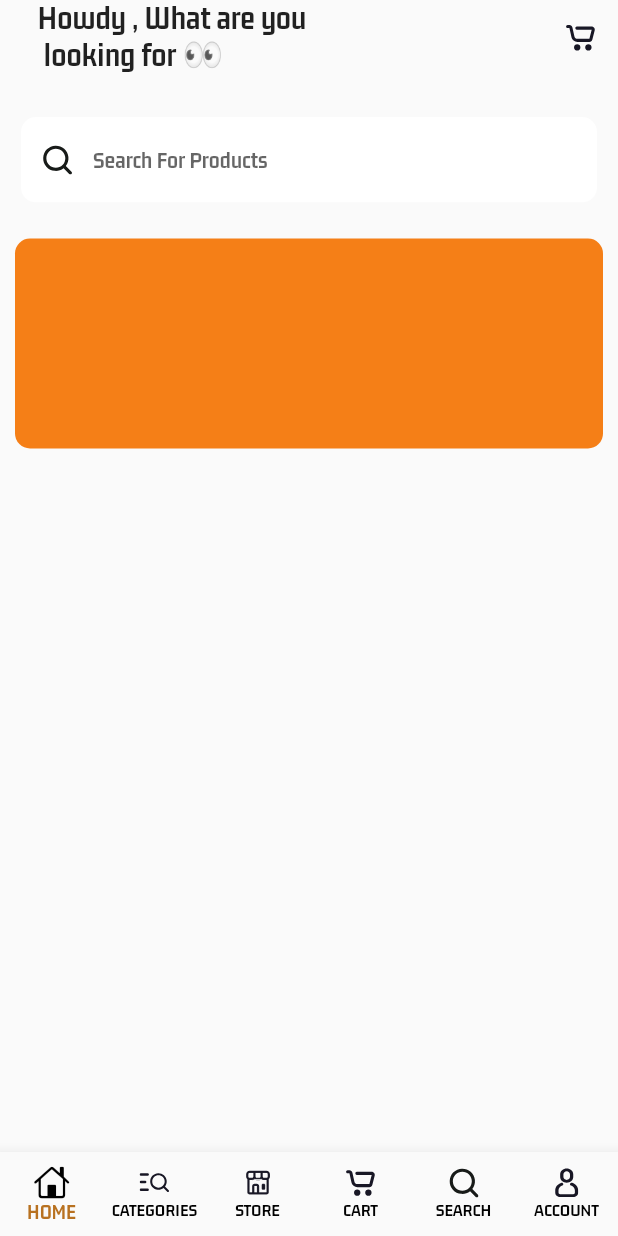
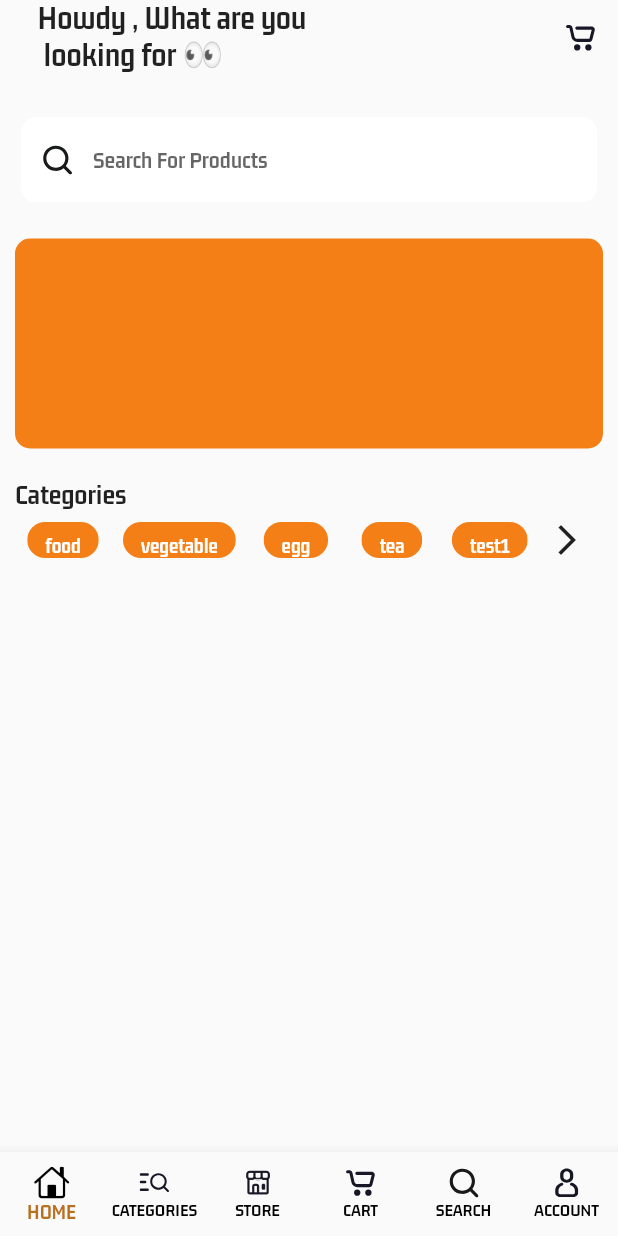
Before and after one commit to Franki124/multi_store, a Flutter app: the screen it shows after launch, on a phone screen of 412 x 824 dp. Run offline on Flutter 3.47's test engine with Material 2 defaults, Android fonts, the phone set to English and light mode, and no system bars; our stand-ins replace cloud_firestore, firebase_core, flutter_svg; accounts and stored records are empty.

Commit message:
Added widget for category text and provided it to home_screen

```diff
--- a/lib/views/buyers/nav_screens/home_screen.dart
+++ b/lib/views/buyers/nav_screens/home_screen.dart
@@ -1,5 +1,6 @@
 import 'package:flutter/material.dart';
 import 'package:multi_store/views/buyers/nav_screens/widgets/banner_widget.dart';
+import 'package:multi_store/views/buyers/nav_screens/widgets/category_text.dart';
 import 'package:multi_store/views/buyers/nav_screens/widgets/search_input_widget.dart';
 import 'package:multi_store/views/buyers/nav_screens/widgets/welcome_text_widget.dart';
 
@@ -10,11 +11,13 @@
   @override
   Widget build(BuildContext context) {
     return Column(
+      crossAxisAlignment: CrossAxisAlignment.start,
       children: [
         WelcomeText(),
         SizedBox(height: 14),
         SearchInput(),
         BannerWidget(),
+        CategoryText(),
       ],
     );
   }
--- /dev/null
+++ b/lib/views/buyers/nav_screens/widgets/category_text.dart
@@ -0,0 +1,51 @@
+import 'package:flutter/cupertino.dart';
+import 'package:flutter/material.dart';
+
+class CategoryText extends StatelessWidget {
+  final List<String> _categoryLabel = ["food", "vegetable", "egg", "tea", "test1", "test2", "test3", "test4"];
+
+  @override
+  Widget build(BuildContext context) {
+    return Padding(
+      padding: const EdgeInsets.all(10.0),
+      child: Column(
+        crossAxisAlignment: CrossAxisAlignment.start,
+        children: [
+          Text(
+            "Categories",
+            style: TextStyle(
+              fontSize: 19,
+            ),
+          ),
+          Container(
+            height: 40,
+            child: Row(
+              children: [
+                Expanded(
+                    child: ListView.builder(
+                        scrollDirection: Axis.horizontal,
+                        itemCount: _categoryLabel.length,
+                        itemBuilder: (context, index) {
+                          return Padding(
+                            padding: const EdgeInsets.all(8.0),
+                            child: ActionChip(
+                              backgroundColor: Colors.yellow.shade900,
+                                onPressed: (){},
+                                label: Center(
+                                  child: Text(
+                              _categoryLabel[index],
+                              style: TextStyle(color: Colors.white, fontSize: 14, fontWeight: FontWeight.bold),
+                            ),
+                                )),
+                          );
+                        })),
+                IconButton(
+                    onPressed: () {}, icon: Icon(Icons.arrow_forward_ios)),
+              ],
+            ),
+          )
+        ],
+      ),
+    );
+  }
+}
```
